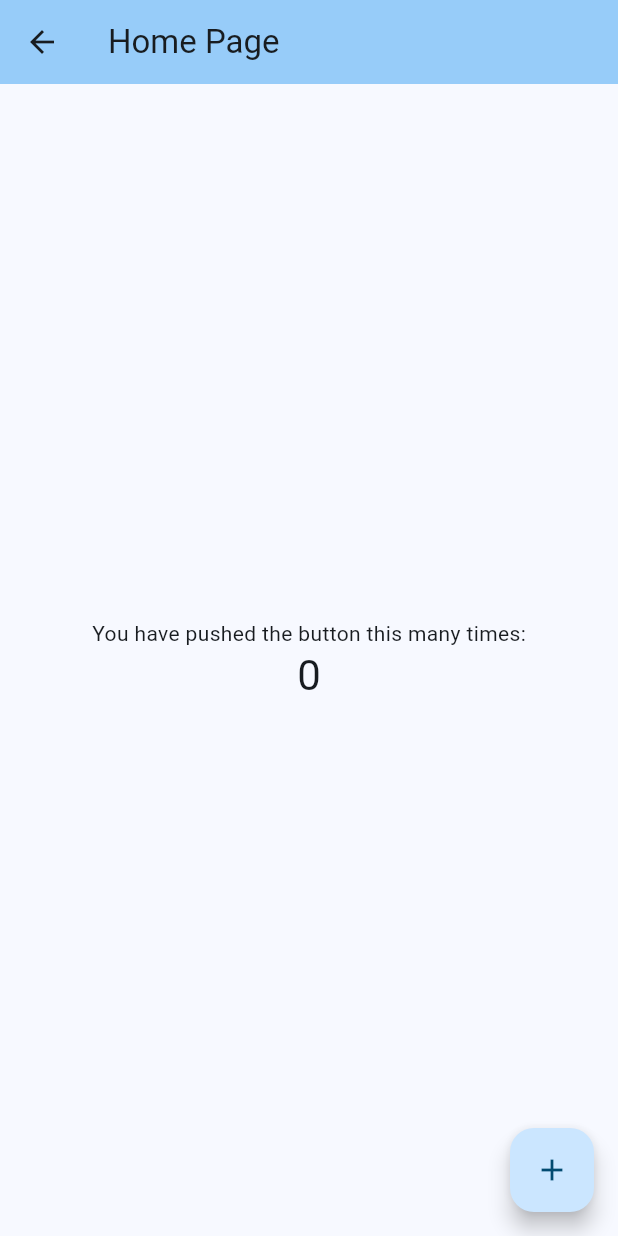
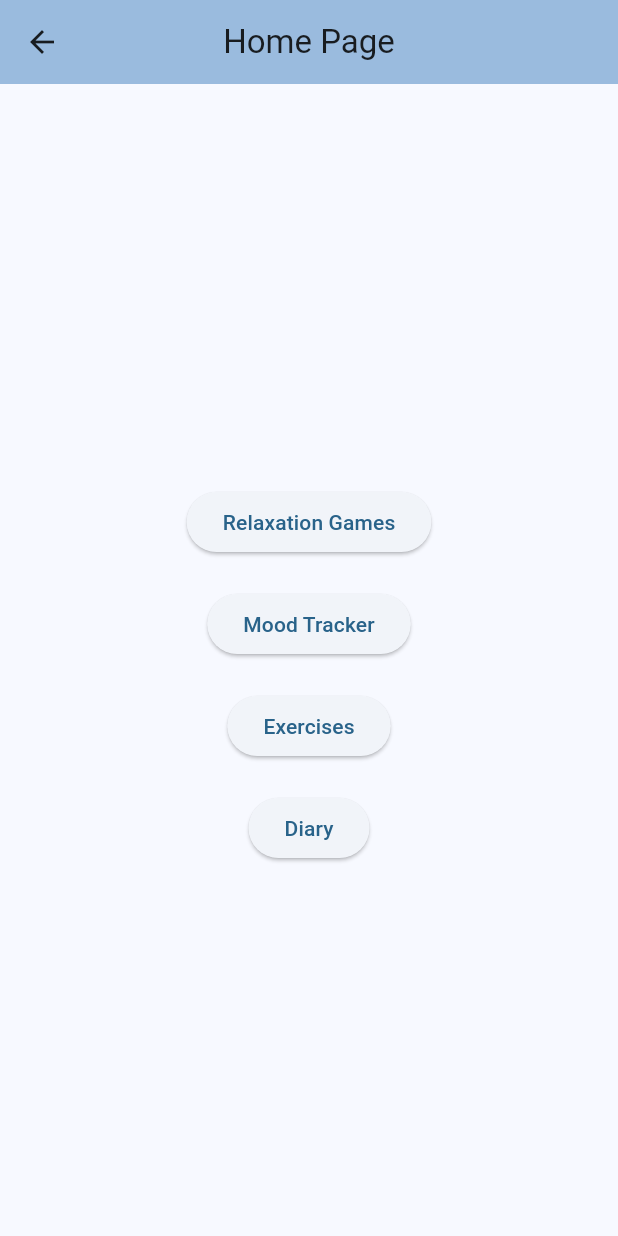
Before and after one commit to jernejakrajcar/droppy, a Flutter app: the MyHomePage screen opened directly, on a phone screen of 412 x 824 dp. Run offline on Flutter 3.47's test engine with Material 3 defaults, Android fonts, the phone set to English and light mode, and no system bars.

Commit message:
Add files via upload

```diff
--- a/lib/main.dart
+++ b/lib/main.dart
@@ -1,4 +1,7 @@
 import 'package:droppy/screens/diary_screen.dart';
+import 'package:droppy/screens/exercises_screen.dart';
+import 'package:droppy/screens/mood_tracker_screen.dart';
+import 'package:droppy/screens/relaxation_games_screen.dart';
 import 'package:flutter/material.dart';
 
 void main() {
@@ -22,7 +25,9 @@ class MyApp extends StatelessWidget {
       routes: {
         '/': (context) => const MyHomePage(title: "Home Page"),
         '/dnevnik': (context) => DiaryScreen(),
-        //'/vaje': (context) => SecondScreen(),
+        '/moodTracker': (context) => MoodTrackerScreen(),
+        '/vaje': (context) => ExercisesScreen(),
+        '/igre': (context) => GamesScreen(),
       },
     );
   }
@@ -73,7 +78,10 @@ class _MyHomePageState extends State<MyHomePage> {
         // TRY THIS: Try changing the color here to a specific color (to
         // Colors.amber, perhaps?) and trigger a hot reload to see the AppBar
         // change color while the other colors stay the same.
-        backgroundColor: Theme.of(context).colorScheme.inversePrimary,
+
+        //backgroundColor: Theme.of(context).colorScheme.inversePrimary,
+        centerTitle: true,
+        backgroundColor: Color.fromARGB(255, 154, 187, 222),
         // Here we take the value from the MyHomePage object that was created by
         // the App.build method, and use it to set our appbar title.
         title: Text(widget.title),
@@ -81,6 +89,7 @@ class _MyHomePageState extends State<MyHomePage> {
       body: Center(
         // Center is a layout widget. It takes a single child and positions it
         // in the middle of the parent.
+
         child: Column(
           // Column is also a layout widget. It takes a list of children and
           // arranges them vertically. By default, it sizes itself to fit its
@@ -97,21 +106,37 @@ class _MyHomePageState extends State<MyHomePage> {
           // wireframe for each widget.
           mainAxisAlignment: MainAxisAlignment.center,
           children: <Widget>[
-            const Text(
-              'You have pushed the button this many times:',
+            SizedBox(height: 20, width: 50),
+            ElevatedButton(
+              onPressed: () {
+                Navigator.pushNamed(context, '/igre');
+              },
+              child: Text('Relaxation Games'),
             ),
-            Text(
-              '$_counter',
-              style: Theme.of(context).textTheme.headlineMedium,
+            SizedBox(height: 20, width: 50),
+            ElevatedButton(
+              onPressed: () {
+                Navigator.pushNamed(context, '/moodTracker');
+              },
+              child: Text('Mood Tracker'),
+            ),
+            SizedBox(height: 20, width: 50),
+            ElevatedButton(
+              onPressed: () {
+                Navigator.pushNamed(context, '/vaje');
+              },
+              child: Text('Exercises'),
+            ),
+            SizedBox(height: 20, width: 50),
+            ElevatedButton(
+              onPressed: () {
+                Navigator.pushNamed(context, '/dnevnik');
+              },
+              child: Text('Diary'),
             ),
           ],
         ),
       ),
-      floatingActionButton: FloatingActionButton(
-        onPressed: _incrementCounter,
-        tooltip: 'Increment',
-        child: const Icon(Icons.add),
-      ), // This trailing comma makes auto-formatting nicer for build methods.
     );
   }
 }
```
Also changed, not shown: lib/screens/diary_screen.dart (+34 -1 lines), lib/screens/exercises_screen.dart (added, +19 -0 lines), lib/screens/mood_tracker_screen.dart (added, +19 -0 lines), lib/screens/relaxation_games_screen.dart (added, +19 -0 lines).
